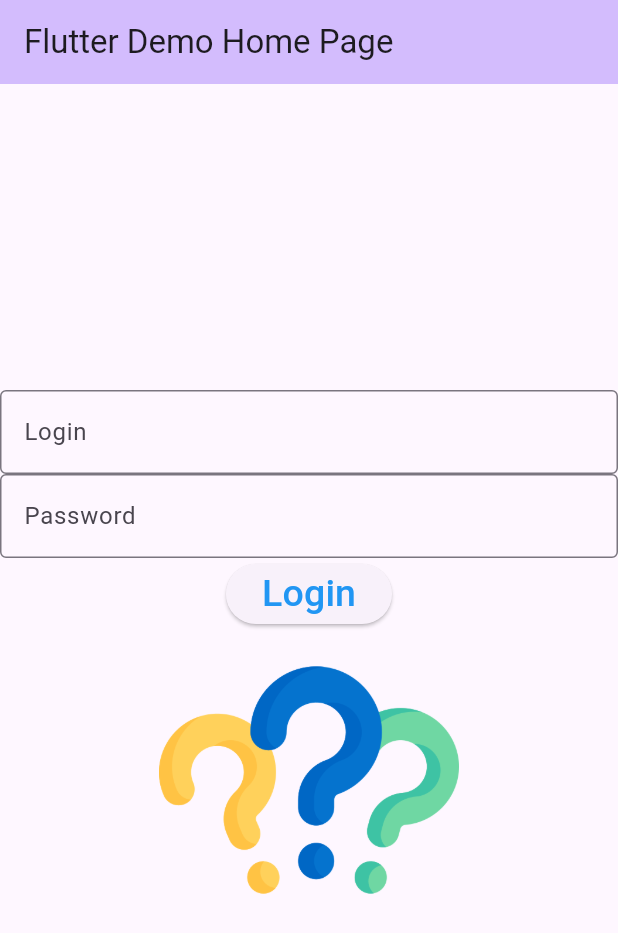
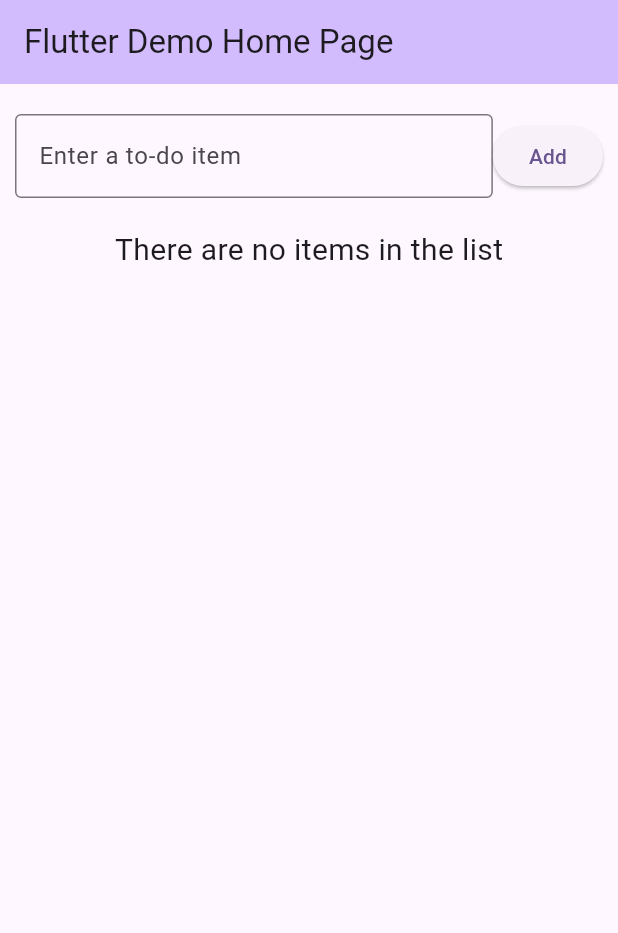
Before and after one commit to yao6859/CST2335_flutter, a Flutter app: the screen it shows after launch, on a phone screen of 412 x 824 dp. Shown: the top 933 px of the screen. Run offline on Flutter 3.47's test engine with Material 3 defaults, Android fonts, the phone set to English and light mode, and no system bars.

Commit message:
Lab6 completed - ListView

```diff
--- a/lib/main.dart
+++ b/lib/main.dart
@@ -11,23 +11,9 @@ class MyApp extends StatelessWidget {
   @override
   Widget build(BuildContext context) {
     return MaterialApp(
+      debugShowCheckedModeBanner: false,
       title: 'Flutter Demo',
       theme: ThemeData(
-        // This is the theme of your application.
-        //
-        // TRY THIS: Try running your application with "flutter run". You'll see
-        // the application has a purple toolbar. Then, without quitting the app,
-        // try changing the seedColor in the colorScheme below to Colors.green
-        // and then invoke "hot reload" (save your changes or press the "hot
-        // reload" button in a Flutter-supported IDE, or press "r" if you used
-        // the command line to start the app).
-        //
-        // Notice that the counter didn't reset back to zero; the application
-        // state is not lost during the reload. To reset the state, use hot
-        // restart instead.
-        //
-        // This works for code too, not just values: Most code changes can be
-        // tested with just a hot reload.
         colorScheme: ColorScheme.fromSeed(seedColor: Colors.deepPurple),
         useMaterial3: true,
       ),
@@ -39,15 +25,6 @@ class MyApp extends StatelessWidget {
 class MyHomePage extends StatefulWidget {
   const MyHomePage({super.key, required this.title});
 
-  // This widget is the home page of your application. It is stateful, meaning
-  // that it has a State object (defined below) that contains fields that affect
-  // how it looks.
-
-  // This class is the configuration for the state. It holds the values (in this
-  // case the title) provided by the parent (in this case the App widget) and
-  // used by the build method of the State. Fields in a Widget subclass are
-  // always marked "final".
-
   final String title;
 
   @override
@@ -55,121 +32,118 @@ class MyHomePage extends StatefulWidget {
 }
 
 class _MyHomePageState extends State<MyHomePage> {
-  // var _counter = 0.0;
-  var myFontSize = 30.0;
+  var isChecked = false;
   late TextEditingController _controller;
-  var imageSource = "images/question-mark.png";
+  late TextEditingController _controller2;
 
   @override
   void initState() {
     super.initState();
     _controller = TextEditingController();
+    _controller2 = TextEditingController();
   }
 
   @override
   void dispose() {
+    _controller.dispose();
+    _controller2.dispose();
     super.dispose();
-    _controller.dispose();
   }
-
-  void setNewValue(double value)
-  {
-    setState(() {
-      // _counter = value;
-      myFontSize = value;
-    });
-  }
-
-  // void _incrementCounter() {
-  //   setState(() {
-  //     // This call to setState tells the Flutter framework that something has
-  //     // changed in this State, which causes it to rerun the build method below
-  //     // so that the display can reflect the updated values. If we changed
-  //     // _counter without calling setState(), then the build method would not be
-  //     // called again, and so nothing would appear to happen.
-  //     // if(_counter < 99.0)
-  //     //   _counter++;
-  //   });
-  // }
 
   @override
   Widget build(BuildContext context) {
-    // This method is rerun every time setState is called, for instance as done
-    // by the _incrementCounter method above.
-    //
-    // The Flutter framework has been optimized to make rerunning build methods
-    // fast, so that you can just rebuild anything that needs updating rather
-    // than having to individually change instances of widgets.
     return Scaffold(
       appBar: AppBar(
-        // TRY THIS: Try changing the color here to a specific color (to
-        // Colors.amber, perhaps?) and trigger a hot reload to see the AppBar
-        // change color while the other colors stay the same.
         backgroundColor: Theme.of(context).colorScheme.inversePrimary,
-        // Here we take the value from the MyHomePage object that was created by
-        // the App.build method, and use it to set our appbar title.
         title: Text(widget.title),
       ),
       body: Center(
-        // Center is a layout widget. It takes a single child and positions it
-        // in the middle of the parent.
         child: Column(
-          // Column is also a layout widget. It takes a list of children and
-          // arranges them vertically. By default, it sizes itself to fit its
-          // children horizontally, and tries to be as tall as its parent.
-          //
-          // Column has various properties to control how it sizes itself and
-          // how it positions its children. Here we use mainAxisAlignment to
-          // center the children vertically; the main axis here is the vertical
-          // axis because Columns are vertical (the cross axis would be
-          // horizontal).
-          //
-          // TRY THIS: Invoke "debug painting" (choose the "Toggle Debug Paint"
-          // action in the IDE, or press "p" in the console), to see the
-          // wireframe for each widget.
-          mainAxisAlignment: MainAxisAlignment.center,
-          children: <Widget>[
-            // Text(
-            //   'You have pushed the button this many times:',
-            //   style: TextStyle(fontSize: myFontSize),
-            // ),
-            // Text(
-            //   '$_counter',
-            //   style: TextStyle(fontSize: myFontSize),
-            // ),
-            // Slider(value:_counter, max:100.0, onChanged: setNewValue, min:0.0)
-            const TextField(decoration: InputDecoration(
-                              hintText:"Type here",
+          children: [
+            Padding(
+            padding: const EdgeInsets.fromLTRB(10, 20, 10, 20),
+              child: Row(
+                mainAxisAlignment: MainAxisAlignment.spaceEvenly,
+                children: [
+                  Flexible(//To contain the TextField and Button in the same row
+                    child: TextField(
+                      controller: _controller,
+                      decoration: const InputDecoration(
+                        hintText: "Type here",
                         border: OutlineInputBorder(),
-                              labelText: "Login"
-                  )),
-            TextField(controller: _controller, obscureText: true,
-                decoration: const InputDecoration(
-                    hintText:"Type here",
-                    border: OutlineInputBorder(),
-                    labelText: "Password",
-                )),
+                        labelText: "Enter a to-do item",
+                      ),
+                    ),
+                  ),
                   ElevatedButton(
+                    child: const Text("Add"),
                     onPressed: () {
                       setState(() {
-                    var myText = _controller.value.text;
-                    if (myText == "QWERTY123") {
-                      imageSource = "images/idea.png";
-                    } else {
-                      imageSource = "images/stop.png";
-                    }
+                        words.add(_controller.text);
+                        _controller.clear();
                       });
+                    }),
+                ]),
+            ),
+
+            //The if statement to display the text when the array is empty
+            if (words.isEmpty)
+              const Text(
+                  "There are no items in the list",
+                  style: TextStyle(fontSize: 20),
+              ),
+            // Use Expanded to contain ListView in the Column container, so it can take as much space as possible
+            Expanded(
+              child: ListView.builder(
+                itemCount: words.length,
+                itemBuilder: (context, rowNum) {
+                  return GestureDetector(
+                    child: Row(
+                      mainAxisAlignment: MainAxisAlignment.spaceEvenly,
+                      children: [
+                        Text(
+                          "Row number:  $rowNum",
+                          style: const TextStyle(
+                            fontSize: 20.0,
+                          )),
+                        Text(
+                          words[rowNum],
+                          style: const TextStyle(
+                            fontSize: 20.0,
+                          )),
+                      ]),
+                    onLongPress: () {
+                      showDialog<String>(
+                        context: context,
+                        builder: (BuildContext context) => AlertDialog(
+                          title: const Text('Delete Item'),
+                          content: const Text('Do you want to delete this to-do item?'),
+                          actions: <Widget>[
+                            ElevatedButton(onPressed: () {
+                                setState(() {
+                                  words.removeAt(rowNum);
+                                });
+                                Navigator.pop(context);
                                 },
-                child: const Text("Login", style: TextStyle(fontSize: 25, color: Colors.blue))),
-            Image.asset(imageSource, width:200, height:200)
+                                child: const Text("Yes")
+                            ),
+                            ElevatedButton(onPressed: () {
+                                Navigator.pop(context);
+                                },
+                                child: const Text("No")
+                            ),
                           ],
                         ),
-      ),
-      // floatingActionButton: FloatingActionButton(
-      //   onPressed: _incrementCounter,
-      //   tooltip: 'Increment',
-      //   child: const Icon(Icons.add),
-      // ), // This trailing comma makes auto-formatting nicer for build methods.
                       );
+                    },
+                  );
+                },
+              )),
+          ]),
+      ));
   }
+
+  List<String> words = [ ];
+  // var wordsArray = <String>[ ]; //Another way to create a array
+
 }
```
Lines whose indentation alone changed are shown as unchanged.
